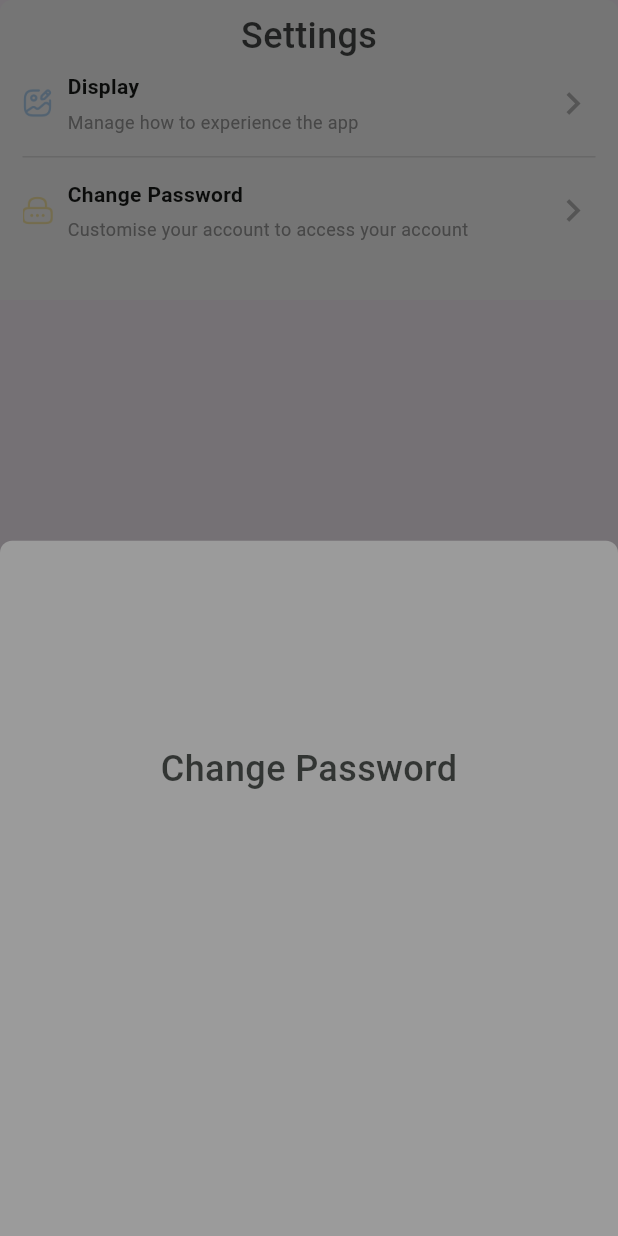
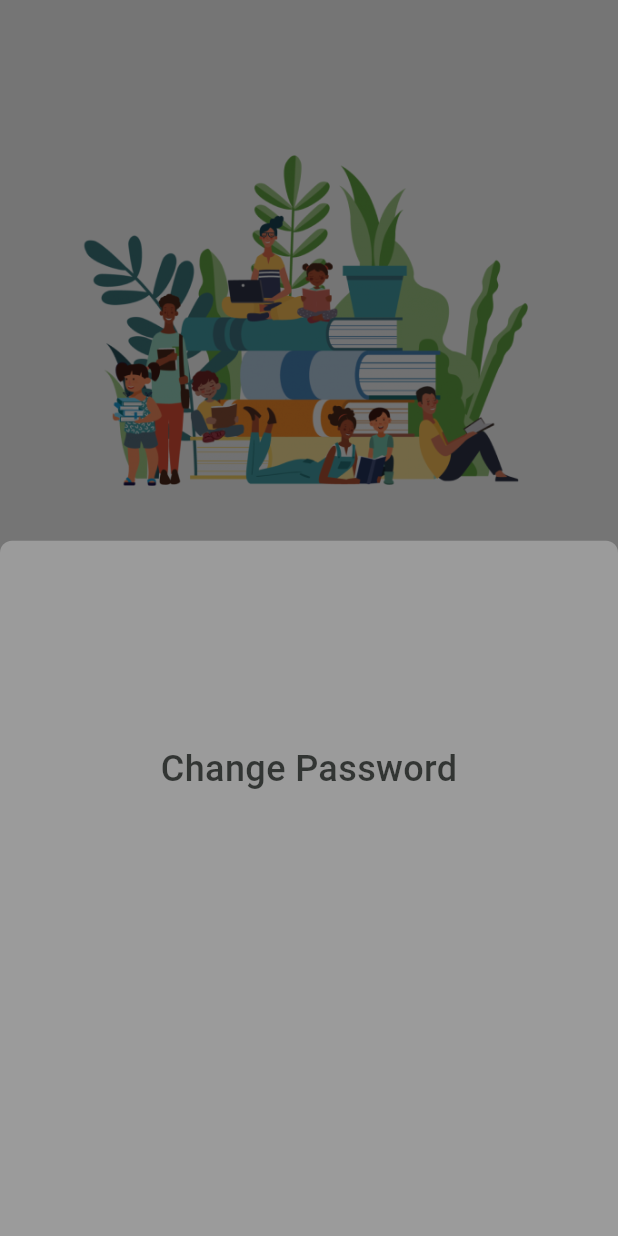
Before and after one commit to CINO1902/AfroReads, a Flutter app: the SettingsModal widget shown alone on an empty page, opened directly, after a tap on "Change Password", on a phone screen of 412 x 824 dp. Run offline on Flutter 3.47's test engine with Material 2 defaults, Android fonts, the phone set to English and light mode, and no system bars; our stand-ins replace dio, flutter_smart_dialog, flutter_svg, gap, get_it, pin_code_fields and 1 more; project files that could hold a hidden picture were left out.

Commit message:
ibidapo update

```diff
--- a/lib/features/getuserdetails/presentation/widgets/settings_modal.dart
+++ b/lib/features/getuserdetails/presentation/widgets/settings_modal.dart
@@ -38,6 +38,7 @@ class SettingsModal extends StatelessWidget {
             Divider(color: Colors.grey.withOpacity(0.3)),
             GestureDetector(
               onTap: () {
+                Navigator.of(context).pop();
                 showModalBottomSheet(
                     backgroundColor: Colors.transparent,
                     shape: const RoundedRectangleBorder(
```
